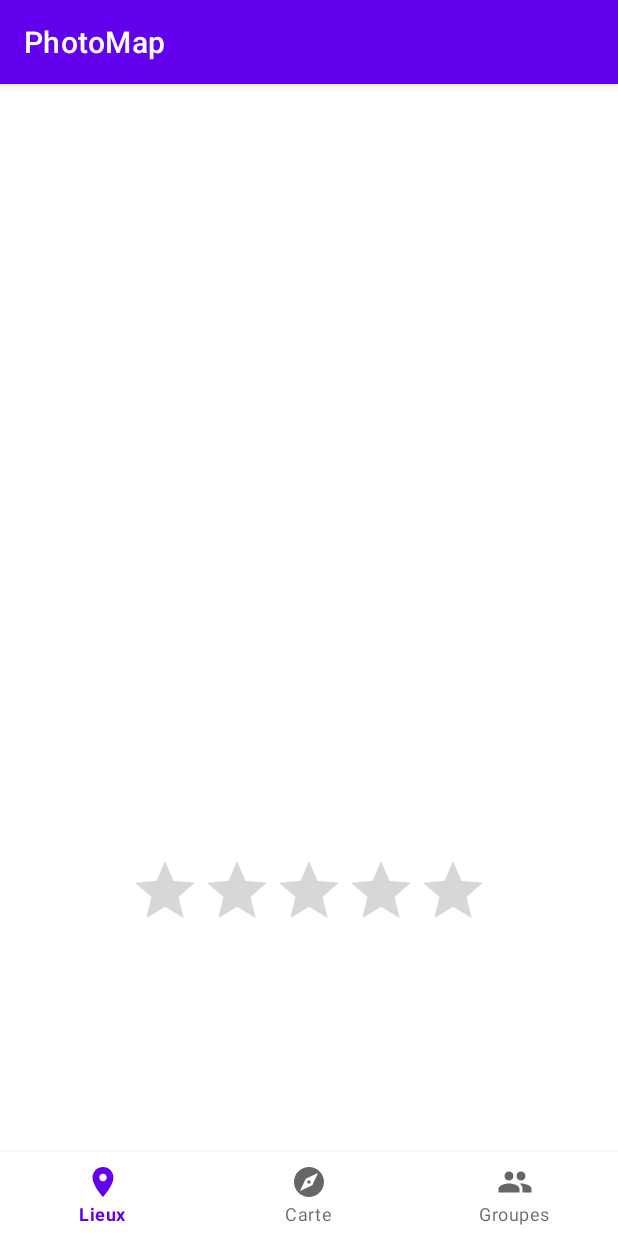
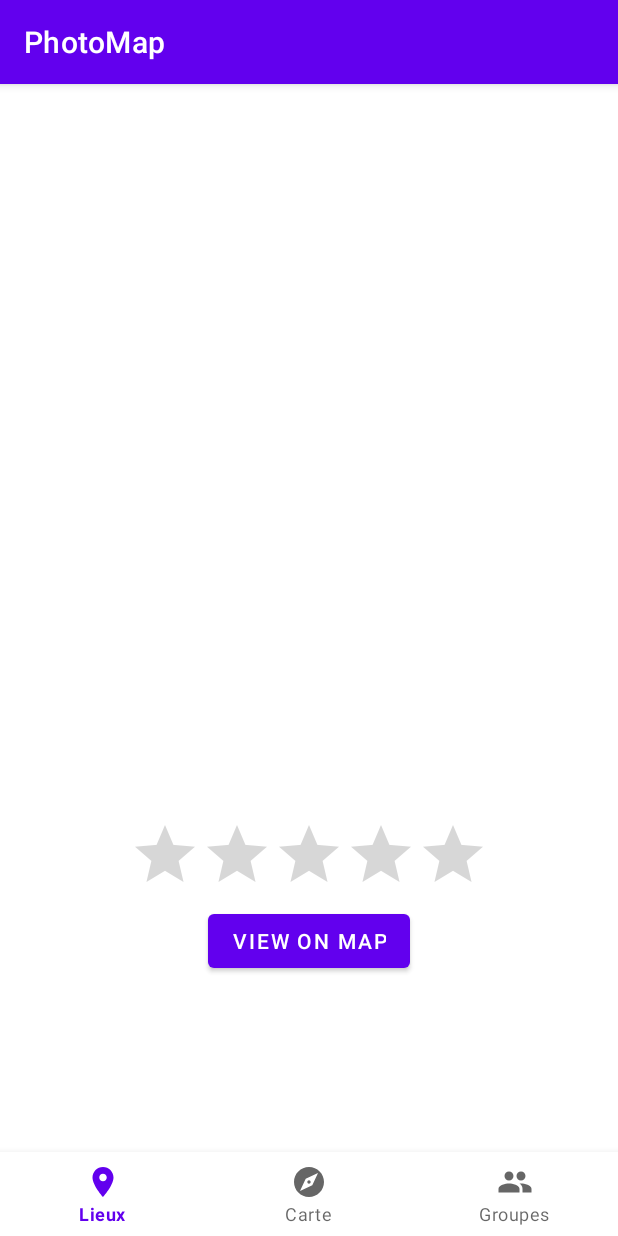
Before and after one commit to Francois-chiv/PhotoMap, an Android app: the MarkerInfoActivity screen opened directly, with no data from a screen before it, on a phone screen of 412 x 824 dp. Run offline under Robolectric (Android 15) with nearby library versions, the phone set to English and light mode, and no system bars; 3 statements that could not run were skipped.

Commit message:
Added show on map button

```diff
--- a/app/src/main/java/fr/isep/photomap/MarkerActivity.java
+++ b/app/src/main/java/fr/isep/photomap/MarkerActivity.java
@@ -66,9 +66,6 @@ public class MarkerActivity extends AppCompatActivity {
                             for (QueryDocumentSnapshot document : task.getResult()) {
                                 //Log.d("Data read", document.getId() + " => " + document.getData());
                                 locations.add(document.getData());
-                                Log.d("Data read", document.getId() + " => " + document.getData().get("title"));
-                                Log.d("Data read", document.getId() + " => " + document.getData().get("description"));
-                                Log.d("Data read", document.getId() + " => " + document.getData().get("rating"));
                             }
                             RecyclerView recyclerView = (RecyclerView) findViewById(R.id.recycler_view);
                             // set a LinearLayoutManager with default vertical orientation
--- a/app/src/main/java/fr/isep/photomap/MarkerInfoActivity.java
+++ b/app/src/main/java/fr/isep/photomap/MarkerInfoActivity.java
@@ -9,7 +9,7 @@ import android.graphics.BitmapFactory;
 import android.os.Bundle;
 import android.util.Base64;
 import android.view.MenuItem;
-import android.widget.EditText;
+import android.view.View;
 import android.widget.ImageView;
 import android.widget.RatingBar;
 import android.widget.TextView;
@@ -17,6 +17,9 @@ import android.widget.TextView;
 import com.google.android.material.bottomnavigation.BottomNavigationView;
 
 public class MarkerInfoActivity extends AppCompatActivity {
+
+    private String latitude;
+    private String longitude;
 
     @Override
     protected void onCreate(Bundle savedInstanceState) {
@@ -48,10 +51,13 @@ public class MarkerInfoActivity extends AppCompatActivity {
         });
 
         Intent intent = getIntent();
+
         String title = intent.getStringExtra("Title");
         String description = intent.getStringExtra("Description");
         float rating = Float.parseFloat(intent.getStringExtra("Rating"));
         String photo = intent.getStringExtra("Photo");
+        latitude = intent.getStringExtra("Latitude");
+        longitude = intent.getStringExtra("Longitude");
 
         TextView titleTextView = findViewById(R.id.marker_title);
         TextView descriptionTextView = findViewById(R.id.marker_description);
@@ -69,4 +75,11 @@ public class MarkerInfoActivity extends AppCompatActivity {
         Bitmap decodedByte = BitmapFactory.decodeByteArray(decodedString, 0, decodedString.length);
         return decodedByte;
     }
+
+    public void onClickShowOnMap(View v){
+        Intent intent = new Intent(this, MapsActivity.class);
+        intent.putExtra("Latitude", latitude);
+        intent.putExtra("Longitude", longitude);
+        this.startActivity(intent);
+    }
 }
--- a/app/src/main/res/layout/activity_marker_info.xml
+++ b/app/src/main/res/layout/activity_marker_info.xml
@@ -39,6 +39,13 @@
             android:layout_height="wrap_content"
             android:isIndicator="true"/>
 
+        <Button
+            android:id="@+id/view_on_map_button"
+            android:layout_width="wrap_content"
+            android:layout_height="wrap_content"
+            android:onClick="onClickShowOnMap"
+            android:text="View on map"/>
+
     </LinearLayout>
 
     <com.google.android.material.bottomnavigation.BottomNavigationView
```
Also changed, not shown: app/src/main/java/fr/isep/photomap/MarkerAdapter.java (+9 -0 lines).
